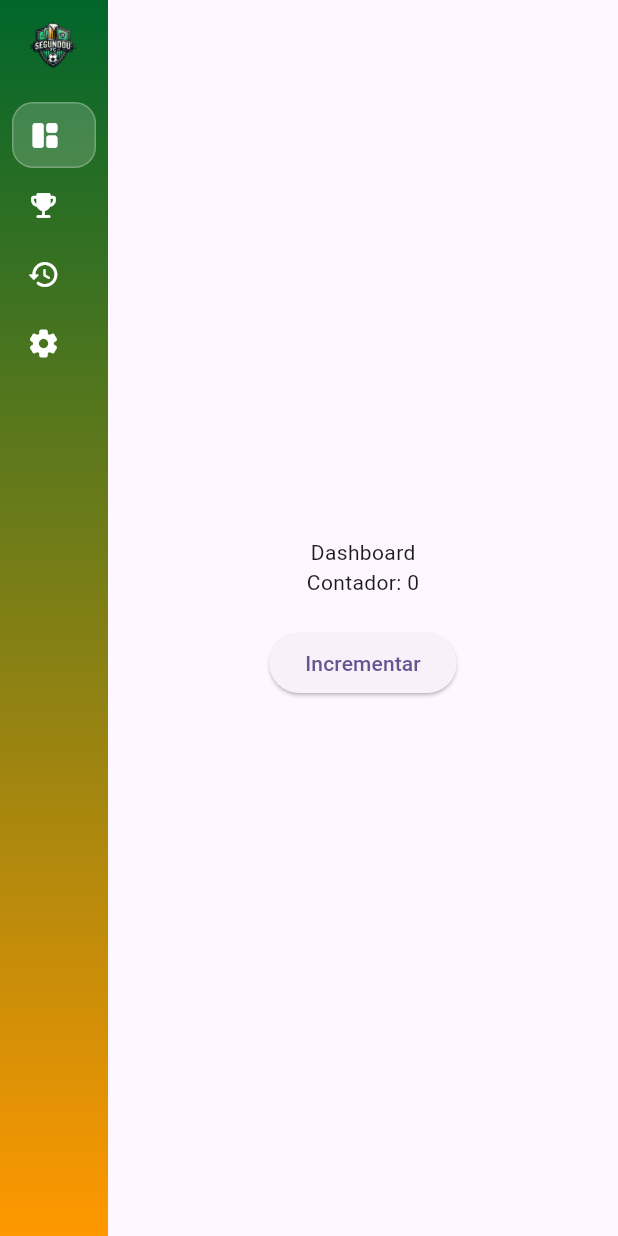
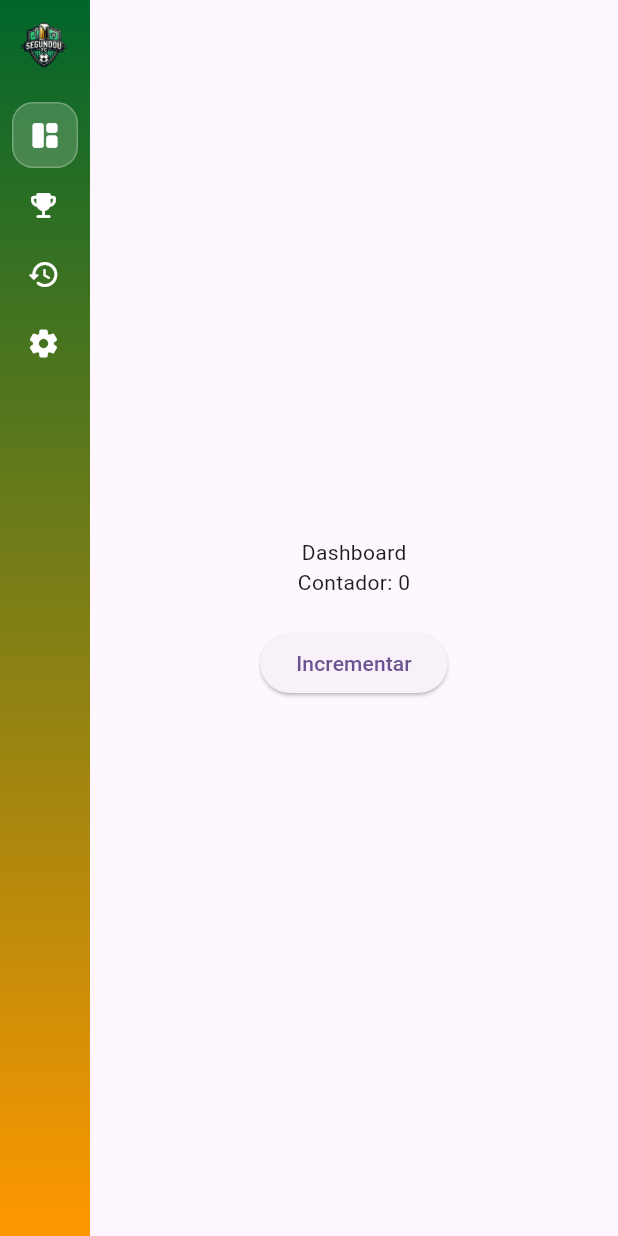
Before and after one commit to brunindoads/segundou_fc, a Flutter app: the screen it shows after launch, on a phone screen of 412 x 824 dp. Run offline on Flutter 3.47's test engine with Material 3 defaults, Android fonts, the light colour scheme and no system bars.

Commit message:
FEAT: Ranking Screen v1

```diff
--- a/lib/main.dart
+++ b/lib/main.dart
@@ -1,7 +1,15 @@
 import 'package:flutter/material.dart';
+import 'package:flutter/services.dart';
+import 'screens/ranking.dart'; // Importa a nova tela de Ranking
 import 'widgets/bar/app_bar.dart';
 
 void main() {
+  WidgetsFlutterBinding.ensureInitialized();
+  SystemChrome.setSystemUIOverlayStyle(const SystemUiOverlayStyle(
+    statusBarColor: Color.fromARGB(255, 1, 102, 43),
+    systemNavigationBarColor: Colors.transparent,
+    systemNavigationBarIconBrightness: Brightness.dark,
+  ));
   runApp(const MyApp());
 }
 
@@ -17,6 +25,15 @@
         colorScheme: ColorScheme.fromSeed(seedColor: Colors.deepPurple),
         useMaterial3: true,
       ),
+      darkTheme: ThemeData(
+        colorScheme: ColorScheme.fromSeed(
+          seedColor: Colors.deepPurple,
+          brightness: Brightness.dark,
+          surface: Colors.grey[850],
+        ),
+        useMaterial3: true,
+      ),
+      themeMode: ThemeMode.system, // Respeita o tema do dispositivo
       home: const MyHomePage(title: 'Flutter Demo Home Page'),
     );
   }
@@ -34,6 +51,7 @@
 class _MyHomePageState extends State<MyHomePage> {
   int _counter = 0;
   NavItem _selected = NavItem.dashboard;
+  bool _isCollapsed = true; // Inicia colapsada por padrão
 
   void _incrementCounter() {
     setState(() {
@@ -60,7 +78,7 @@
           ),
         );
       case NavItem.ranking:
-        return const Center(child: Text('Ranking'));
+        return RankingScreen(); // Retorna a nova tela de Ranking
       case NavItem.historico:
         return const Center(child: Text('Histórico'));
       case NavItem.configuracoes:
@@ -76,13 +94,19 @@
           /// Sidebar
           AppSidebar(
             selected: _selected,
+            isCollapsed: _isCollapsed,
             onSelected: (item) {
               setState(() {
                 _selected = item;
+                _isCollapsed = true; // Colapsa após selecionar
+              });
+            },
+            onCollapse: () {
+              setState(() {
+                _isCollapsed = !_isCollapsed; // Inverte o estado da barra
               });
             },
             logoAsset: 'assets/app_icon.png', // troque pelo seu asset
-            collapsible: true,
           ),
 
           /// Conteúdo principal
--- a/lib/widgets/bar/app_bar.dart
+++ b/lib/widgets/bar/app_bar.dart
@@ -9,10 +9,11 @@ class AppSidebar extends StatelessWidget {
     super.key,
     required this.selected,
     required this.onSelected,
+    required this.onCollapse,
     this.logoAsset = 'assets/app_icon.png',
     this.width = 240,
-    this.collapsedWidth = 72,
-    this.collapsible = false,
+    this.collapsedWidth = 60,
+    this.isCollapsed = false,
   });
 
   /// Item selecionado
@@ -20,6 +21,9 @@ class AppSidebar extends StatelessWidget {
 
   /// Callback quando um item é selecionado
   final ValueChanged<NavItem> onSelected;
+
+  /// Callback para colapsar/expandir a barra
+  final VoidCallback onCollapse;
 
   /// Caminho do asset da imagem do ícone no topo
   final String logoAsset;
@@ -30,13 +34,12 @@ class AppSidebar extends StatelessWidget {
   /// Largura quando colapsada (se [collapsible] = true)
   final double collapsedWidth;
 
-  /// Habilita modo colapsável (útil em telas menores)
-  final bool collapsible;
+  /// Estado de colapso
+  final bool isCollapsed;
 
   @override
   Widget build(BuildContext context) {
     final theme = Theme.of(context);
-    final isCollapsed = collapsible && MediaQuery.of(context).size.width < 900;
 
     final items = <_SideItem>[
       const _SideItem(
@@ -84,6 +87,8 @@ class AppSidebar extends StatelessWidget {
                 horizontal: isCollapsed ? 8 : 16,
               ),
               child: Center(
+                child: GestureDetector(
+                  onTap: onCollapse, // Expande/colapsa ao tocar
                   child: ClipRRect(
                     borderRadius: BorderRadius.circular(12),
                     child: Image.asset(
@@ -91,6 +96,7 @@ class AppSidebar extends StatelessWidget {
                       width: isCollapsed ? 36 : 64,
                       height: isCollapsed ? 36 : 64,
                       fit: BoxFit.cover,
+                    ),
                   ),
                 ),
               ),
@@ -114,7 +120,8 @@ class AppSidebar extends StatelessWidget {
                     onTap: () => onSelected(i.item),
                     textStyle: theme.textTheme.bodyMedium?.copyWith(
                       color: Colors.white,
-                      fontWeight: isSelected ? FontWeight.w600 : FontWeight.w500,
+                      fontWeight:
+                          isSelected ? FontWeight.w600 : FontWeight.w500,
                       letterSpacing: 0.2,
                     ),
                   );
@@ -169,7 +176,9 @@ class _SidebarTile extends StatelessWidget {
       child: InkWell(
         borderRadius: BorderRadius.circular(14),
         onTap: onTap,
-        child: Container(
+        child: AnimatedContainer(
+          duration:
+              const Duration(milliseconds: 200), // Anima a mudança de padding
           padding: EdgeInsets.symmetric(
             horizontal: compact ? 10 : 14,
             vertical: compact ? 10 : 12,
```
Also changed, not shown: lib/screens/ranking.dart (added, +144 -0 lines), pubspec.lock. Lines whose indentation alone changed are shown as unchanged.
